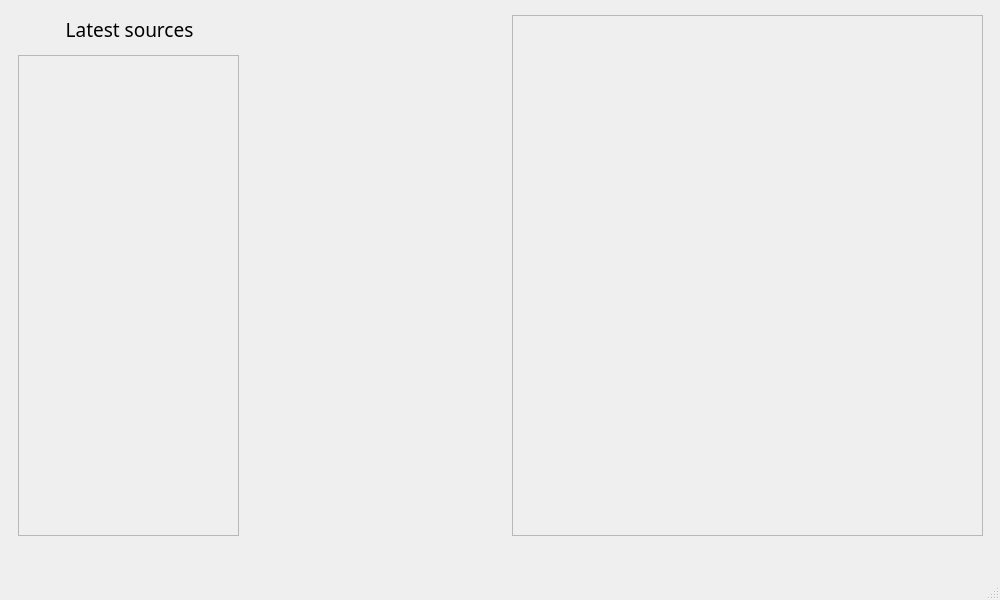
LevKostychenko/SPOWM.CourceWork, file CSniffer/mainwindow.ui: the form before one commit.
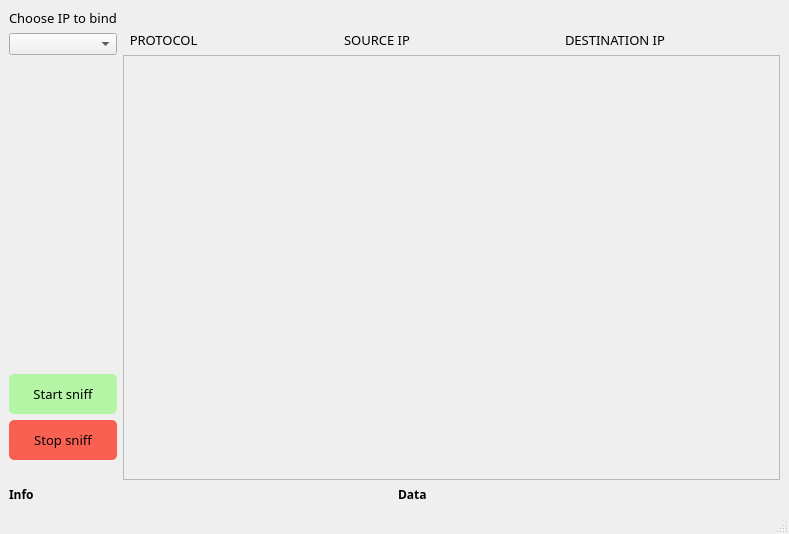
The form after the commit.

```diff
--- a/CSniffer/mainwindow.ui
+++ b/CSniffer/mainwindow.ui
@@ -6,14 +6,14 @@
    <rect>
     <x>0</x>
     <y>0</y>
-    <width>1000</width>
-    <height>600</height>
+    <width>789</width>
+    <height>534</height>
    </rect>
   </property>
   <property name="maximumSize">
    <size>
-    <width>16777215</width>
-    <height>16777215</height>
+    <width>1100</width>
+    <height>600</height>
    </size>
   </property>
   <property name="windowTitle">
@@ -22,103 +22,201 @@
   <widget class="QWidget" name="centralwidget">
    <layout class="QHBoxLayout" name="horizontalLayout_2">
     <item>
-     <layout class="QHBoxLayout" name="horizontalLayout">
+     <layout class="QVBoxLayout" name="verticalLayout">
       <item>
-       <widget class="QWidget" name="widget_2" native="true">
-        <widget class="QScrollArea" name="scrollArea">
-         <property name="geometry">
-          <rect>
-           <x>9</x>
-           <y>46</y>
-           <width>221</width>
-           <height>481</height>
-          </rect>
-         </property>
-         <property name="widgetResizable">
-          <bool>true</bool>
-         </property>
-         <widget class="QWidget" name="scrollAreaWidgetContents_5">
-          <property name="geometry">
-           <rect>
-            <x>0</x>
-            <y>0</y>
-            <width>219</width>
-            <height>479</height>
-           </rect>
-          </property>
-         </widget>
-        </widget>
-        <widget class="QWidget" name="verticalLayoutWidget">
-         <property name="geometry">
-          <rect>
-           <x>10</x>
-           <y>0</y>
-           <width>221</width>
-           <height>41</height>
-          </rect>
-         </property>
-         <layout class="QVBoxLayout" name="verticalLayout">
+       <layout class="QHBoxLayout" name="horizontalLayout_3">
+        <item>
+         <layout class="QVBoxLayout" name="verticalLayout_2">
           <item>
-           <widget class="QLabel" name="LatestSourcesLabel">
+           <widget class="QLabel" name="label">
             <property name="font">
              <font>
-              <family>Yu Gothic Medium</family>
-              <pointsize>14</pointsize>
+              <family>Swis721 Cn BT</family>
+              <pointsize>10</pointsize>
              </font>
             </property>
             <property name="text">
-             <string>Latest sources</string>
+             <string>Choose IP to bind</string>
             </property>
-            <property name="alignment">
-             <set>Qt::AlignCenter</set>
+           </widget>
+          </item>
+          <item>
+           <widget class="QComboBox" name="ipBox"/>
+          </item>
+          <item>
+           <spacer name="verticalSpacer">
+            <property name="orientation">
+             <enum>Qt::Vertical</enum>
             </property>
-            <property name="margin">
-             <number>0</number>
+            <property name="sizeHint" stdset="0">
+             <size>
+              <width>20</width>
+              <height>40</height>
+             </size>
             </property>
-            <property name="buddy">
-             <cstring></cstring>
+           </spacer>
+          </item>
+          <item>
+           <widget class="QPushButton" name="startButton">
+            <property name="font">
+             <font>
+              <family>Swis721 Cn BT</family>
+              <pointsize>10</pointsize>
+             </font>
             </property>
+            <property name="styleSheet">
+             <string notr="true">background-color: #b4f5a6;
+border: none; 
+border-radius: 5px;
+min-height: 40px;</string>
+            </property>
+            <property name="text">
+             <string>Start sniff</string>
+            </property>
            </widget>
           </item>
+          <item>
+           <widget class="QPushButton" name="stopButton">
+            <property name="font">
+             <font>
+              <family>Swis721 Cn BT</family>
+              <pointsize>10</pointsize>
+             </font>
+            </property>
+            <property name="styleSheet">
+             <string notr="true">background-color: #fa6052;
+border: none; 
+outline: none;
+border-radius: 5px;
+min-height: 40px;
+margin-bottom: 20px;</string>
+            </property>
+            <property name="text">
+             <string>Stop sniff</string>
+            </property>
+           </widget>
+          </item>
          </layout>
-        </widget>
-       </widget>
+        </item>
+        <item>
+         <layout class="QVBoxLayout" name="verticalLayout_3">
+          <item>
+           <widget class="QLabel" name="hostNameLabel">
+            <property name="font">
+             <font>
+              <family>Swis721 Cn BT</family>
+              <pointsize>9</pointsize>
+             </font>
+            </property>
+            <property name="text">
+             <string/>
+            </property>
+           </widget>
+          </item>
+          <item>
+           <layout class="QHBoxLayout" name="horizontalLayout_4">
+            <item>
+             <widget class="QLabel" name="label_4">
+              <property name="font">
+               <font>
+                <family>Swis721 Cn BT</family>
+                <pointsize>10</pointsize>
+               </font>
+              </property>
+              <property name="text">
+               <string>  PROTOCOL</string>
+              </property>
+             </widget>
+            </item>
+            <item>
+             <widget class="QLabel" name="label_3">
+              <property name="font">
+               <font>
+                <family>Swis721 Cn BT</family>
+                <pointsize>10</pointsize>
+               </font>
+              </property>
+              <property name="text">
+               <string>SOURCE IP</string>
+              </property>
+             </widget>
+            </item>
+            <item>
+             <widget class="QLabel" name="label_2">
+              <property name="font">
+               <font>
+                <family>Swis721 Cn BT</family>
+                <pointsize>10</pointsize>
+               </font>
+              </property>
+              <property name="text">
+               <string>DESTINATION IP</string>
+              </property>
+             </widget>
+            </item>
+           </layout>
+          </item>
+          <item>
+           <widget class="QScrollArea" name="scrollArea">
+            <property name="widgetResizable">
+             <bool>true</bool>
+            </property>
+            <widget class="QWidget" name="scrollAreaWidgetContents">
+             <property name="geometry">
+              <rect>
+               <x>0</x>
+               <y>0</y>
+               <width>642</width>
+               <height>379</height>
+              </rect>
+             </property>
+            </widget>
+           </widget>
+          </item>
+         </layout>
+        </item>
+       </layout>
       </item>
       <item>
-       <widget class="QWidget" name="widget" native="true">
-        <property name="enabled">
-         <bool>true</bool>
-        </property>
-        <property name="maximumSize">
-         <size>
-          <width>16777215</width>
-          <height>16777215</height>
-         </size>
-        </property>
-        <widget class="QScrollArea" name="RequestsScrollArea">
-         <property name="geometry">
-          <rect>
-           <x>9</x>
-           <y>6</y>
-           <width>471</width>
-           <height>521</height>
-          </rect>
-         </property>
-         <property name="widgetResizable">
-          <bool>true</bool>
-         </property>
-         <widget class="QWidget" name="scrollAreaWidgetContents_6">
-          <property name="geometry">
-           <rect>
-            <x>0</x>
-            <y>0</y>
-            <width>469</width>
-            <height>519</height>
-           </rect>
+       <layout class="QHBoxLayout" name="horizontalLayout">
+        <item>
+         <widget class="QLabel" name="infoLabel">
+          <property name="font">
+           <font>
+            <family>Swis721 Cn BT</family>
+            <pointsize>9</pointsize>
+            <weight>75</weight>
+            <bold>true</bold>
+           </font>
           </property>
+          <property name="styleSheet">
+           <string notr="true">font-weight: bold;</string>
+          </property>
+          <property name="text">
+           <string>Info</string>
+          </property>
          </widget>
-        </widget>
-       </widget>
+        </item>
+        <item>
+         <widget class="QLabel" name="dataLabel">
+          <property name="font">
+           <font>
+            <family>Swis721 Cn BT</family>
+            <pointsize>9</pointsize>
+            <weight>75</weight>
+            <bold>true</bold>
+           </font>
+          </property>
+          <property name="styleSheet">
+           <string notr="true">font-weight: bold;
+</string>
+          </property>
+          <property name="text">
+           <string>Data</string>
+          </property>
+         </widget>
+        </item>
+       </layout>
       </item>
      </layout>
     </item>
```
Left out of the diff: 2 changed lines with no effect on the pictures.
